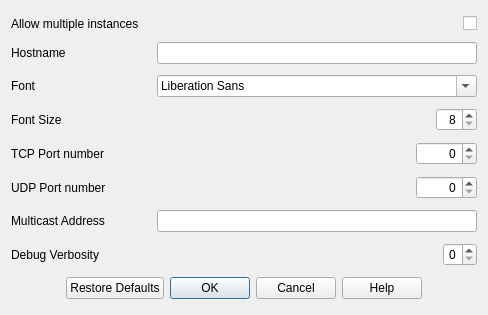
Before: the Qt Designer form ui/pxmsettingsdialog.ui in corybolar/PXMessenger, drawn with Qt 5.
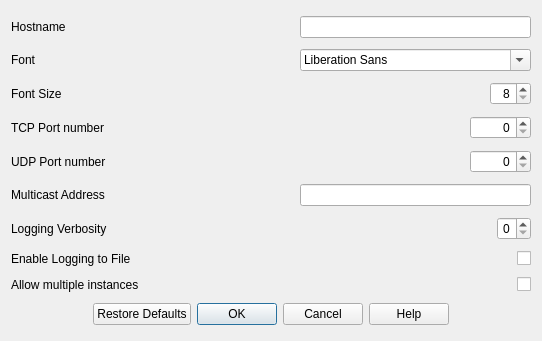
After: the same form once the commit is applied.

Patch:
```diff
--- a/ui/pxmsettingsdialog.ui
+++ b/ui/pxmsettingsdialog.ui
@@ -6,20 +6,43 @@
    <rect>
     <x>0</x>
     <y>0</y>
-    <width>488</width>
-    <height>315</height>
+    <width>542</width>
+    <height>341</height>
    </rect>
   </property>
   <property name="sizePolicy">
-   <sizepolicy hsizetype="MinimumExpanding" vsizetype="MinimumExpanding">
+   <sizepolicy hsizetype="Fixed" vsizetype="Fixed">
     <horstretch>0</horstretch>
     <verstretch>0</verstretch>
    </sizepolicy>
   </property>
+  <property name="maximumSize">
+   <size>
+    <width>542</width>
+    <height>341</height>
+   </size>
+  </property>
   <property name="windowTitle">
    <string>Settings</string>
   </property>
   <layout class="QGridLayout" name="gridLayout">
+   <item row="9" column="4">
+    <widget class="QCheckBox" name="LogActiveCheckBox">
+     <property name="layoutDirection">
+      <enum>Qt::RightToLeft</enum>
+     </property>
+     <property name="text">
+      <string/>
+     </property>
+    </widget>
+   </item>
+   <item row="9" column="0">
+    <widget class="QLabel" name="logStatusLabel">
+     <property name="text">
+      <string>Enable Logging to File</string>
+     </property>
+    </widget>
+   </item>
    <item row="2" column="0">
     <widget class="QLabel" name="fontLabel">
      <property name="text">
@@ -37,7 +60,7 @@
    <item row="8" column="0" colspan="2">
     <widget class="QLabel" name="verbosityLabel">
      <property name="text">
-      <string>Debug Verbosity</string>
+      <string>Logging Verbosity</string>
      </property>
     </widget>
    </item>
@@ -86,7 +109,7 @@
      </property>
     </widget>
    </item>
-   <item row="9" column="0" colspan="5">
+   <item row="11" column="0" colspan="5">
     <widget class="QDialogButtonBox" name="buttonBox">
      <property name="focusPolicy">
       <enum>Qt::StrongFocus</enum>
@@ -130,13 +153,6 @@
      </property>
     </widget>
    </item>
-   <item row="0" column="0" colspan="2">
-    <widget class="QLabel" name="allowMultipleLabel">
-     <property name="text">
-      <string>Allow multiple instances</string>
-     </property>
-    </widget>
-   </item>
    <item row="1" column="0" colspan="2">
     <widget class="QLabel" name="hostnameLabel">
      <property name="text">
@@ -191,29 +207,10 @@
      </property>
     </widget>
    </item>
-   <item row="0" column="3" colspan="2">
-    <widget class="QCheckBox" name="allowMultipleCheckBox">
-     <property name="enabled">
-      <bool>true</bool>
-     </property>
-     <property name="sizePolicy">
-      <sizepolicy hsizetype="Fixed" vsizetype="Fixed">
-       <horstretch>0</horstretch>
-       <verstretch>0</verstretch>
-      </sizepolicy>
-     </property>
-     <property name="layoutDirection">
-      <enum>Qt::RightToLeft</enum>
-     </property>
-     <property name="text">
-      <string/>
-     </property>
-    </widget>
-   </item>
    <item row="1" column="4">
     <widget class="QLineEdit" name="hostnameLineEdit">
      <property name="sizePolicy">
-      <sizepolicy hsizetype="MinimumExpanding" vsizetype="Fixed">
+      <sizepolicy hsizetype="Preferred" vsizetype="Fixed">
        <horstretch>0</horstretch>
        <verstretch>0</verstretch>
       </sizepolicy>
@@ -248,11 +245,43 @@
    </item>
    <item row="6" column="4">
     <widget class="QLineEdit" name="multicastLineEdit">
+     <property name="sizePolicy">
+      <sizepolicy hsizetype="Preferred" vsizetype="Fixed">
+       <horstretch>0</horstretch>
+       <verstretch>0</verstretch>
+      </sizepolicy>
+     </property>
      <property name="layoutDirection">
       <enum>Qt::RightToLeft</enum>
      </property>
     </widget>
    </item>
+   <item row="10" column="0">
+    <widget class="QLabel" name="allowMultipleLabel">
+     <property name="text">
+      <string>Allow multiple instances</string>
+     </property>
+    </widget>
+   </item>
+   <item row="10" column="4">
+    <widget class="QCheckBox" name="allowMultipleCheckBox">
+     <property name="enabled">
+      <bool>true</bool>
+     </property>
+     <property name="sizePolicy">
+      <sizepolicy hsizetype="Fixed" vsizetype="Fixed">
+       <horstretch>0</horstretch>
+       <verstretch>0</verstretch>
+      </sizepolicy>
+     </property>
+     <property name="layoutDirection">
+      <enum>Qt::RightToLeft</enum>
+     </property>
+     <property name="text">
+      <string/>
+     </property>
+    </widget>
+   </item>
   </layout>
  </widget>
  <resources/>
```
